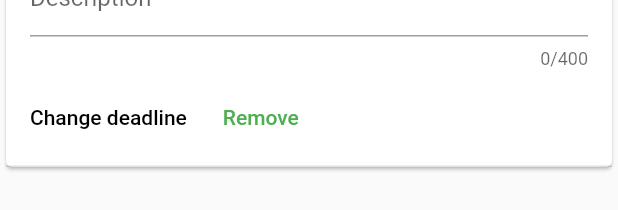
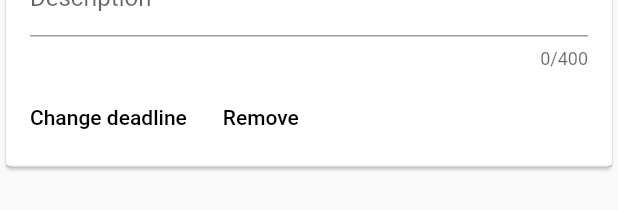
Before and after one commit to mattmaniak/queuetodo, a Flutter app: the Task widget shown alone on an empty page, opened directly with empty values, on a phone screen of 412 x 824 dp. Shown: the part 289-499 px from the top of the screen. Run offline on Flutter 3.47's test engine with Material 2 defaults, Android fonts, the phone set to English and light mode, and no system bars.

Commit message:
Doesn't work as always.

```diff
--- a/lib/task.dart
+++ b/lib/task.dart
@@ -155,19 +155,19 @@ class _TaskState extends State<Task> {
   }
 
   Widget _renderRemoveButton() {
-    Color textColor;
+    // Color textColor;
 
-    if (widget.index == 0) {
-      textColor = Colors.green;
-    } else {
-      textColor = Colors.red;
-    }
+    // if (widget.index == 0) {
+    //   textColor = Colors.green;
+    // } else {
+    //   textColor = Colors.red;
+    // }
     return FlatButton(
       // color: Theme.of(context).buttonColor,
       child: Text(
         'Remove',
         style: TextStyle(
-          color: textColor,
+          // color: textColor,
           // color: Theme.of(context).iconTheme.color,
         ),
       ),
```
Also changed, not shown: lib/app.dart (+4 -7 lines).
